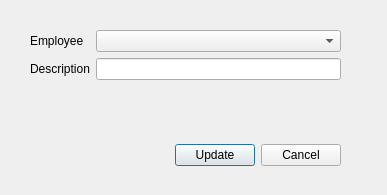
This is demo/crm/client/editCustomerEmployeeRelation.ui in Wolframe/qtClient as Qt 5 draws it before an edit. The edited form follows.
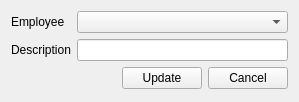
This is the edited form.

Commit message: fixed relation dialogs in CRM example (no QDialog)

Patch:
```diff
--- a/demo/crm/client/editCustomerEmployeeRelation.ui
+++ b/demo/crm/client/editCustomerEmployeeRelation.ui
@@ -1,13 +1,16 @@
 <?xml version="1.0" encoding="UTF-8"?>
 <ui version="4.0">
  <class>relation</class>
- <widget class="QDialog" name="relation">
+ <widget class="QWidget" name="relation">
+  <property name="windowModality">
+   <enum>Qt::WindowModal</enum>
+  </property>
   <property name="geometry">
    <rect>
     <x>0</x>
     <y>0</y>
-    <width>387</width>
-    <height>195</height>
+    <width>299</width>
+    <height>102</height>
    </rect>
   </property>
   <property name="windowTitle">
@@ -19,15 +22,6 @@
   <property name="action" stdset="0">
    <string>GetCustomerRelation relation {employeeid={employee.selected},customerid={customerid}}</string>
   </property>
-  <widget class="QWidget" name="formLayoutWidget">
-   <property name="geometry">
-    <rect>
-     <x>30</x>
-     <y>30</y>
-     <width>311</width>
-     <height>101</height>
-    </rect>
-   </property>
    <layout class="QFormLayout" name="formLayout">
     <item row="0" column="0">
      <widget class="QLabel" name="label">
@@ -43,27 +37,17 @@
       </property>
      </widget>
     </item>
-    <item row="1" column="0">
+   <item row="2" column="0">
      <widget class="QLabel" name="label_2">
       <property name="text">
        <string>Description</string>
       </property>
      </widget>
     </item>
-    <item row="1" column="1">
+   <item row="2" column="1">
      <widget class="QLineEdit" name="description"/>
     </item>
-   </layout>
-  </widget>
-  <widget class="QWidget" name="layoutWidget">
-   <property name="geometry">
-    <rect>
-     <x>30</x>
-     <y>140</y>
-     <width>311</width>
-     <height>31</height>
-    </rect>
-   </property>
+   <item row="3" column="1">
    <layout class="QHBoxLayout" name="horizontalLayout">
     <item>
      <spacer name="horizontalSpacer">
@@ -105,8 +89,15 @@
      </widget>
     </item>
    </layout>
-  </widget>
- </widget>
+   </item>
+  </layout>
+ </widget>
+ <tabstops>
+  <tabstop>employee</tabstop>
+  <tabstop>description</tabstop>
+  <tabstop>add</tabstop>
+  <tabstop>cancel</tabstop>
+ </tabstops>
  <resources/>
  <connections/>
 </ui>
```
Left out of the diff: 2 changed lines with no effect on the pictures. Lines whose indentation alone changed are shown as unchanged. The commit also changes 1 other file.
